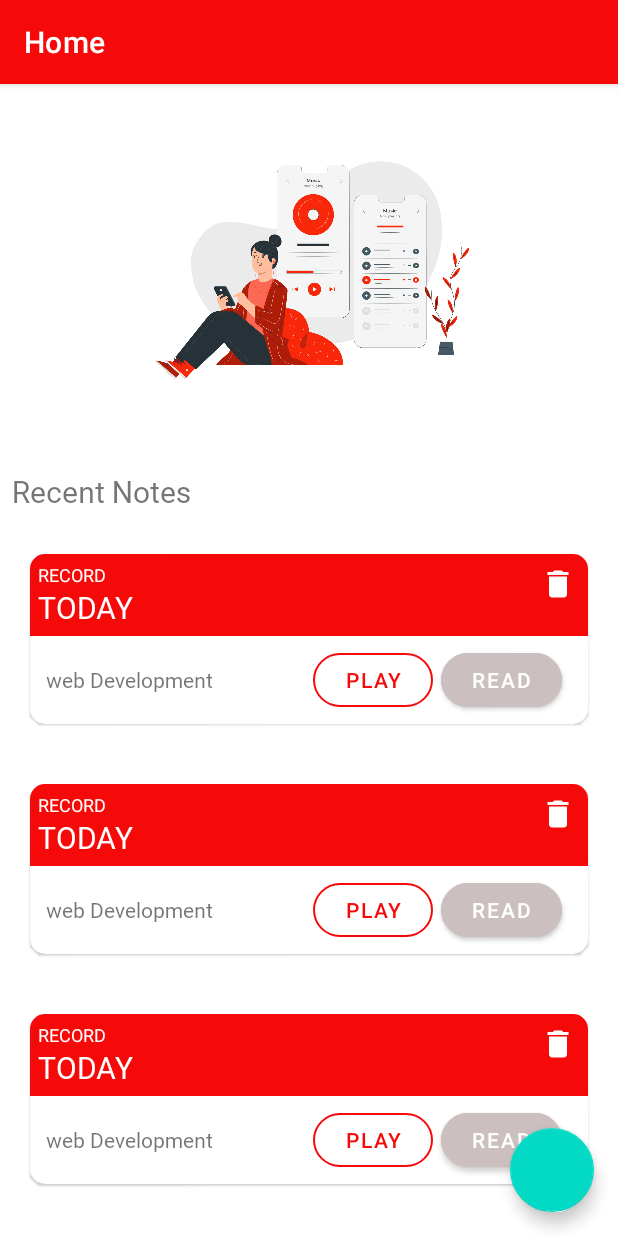
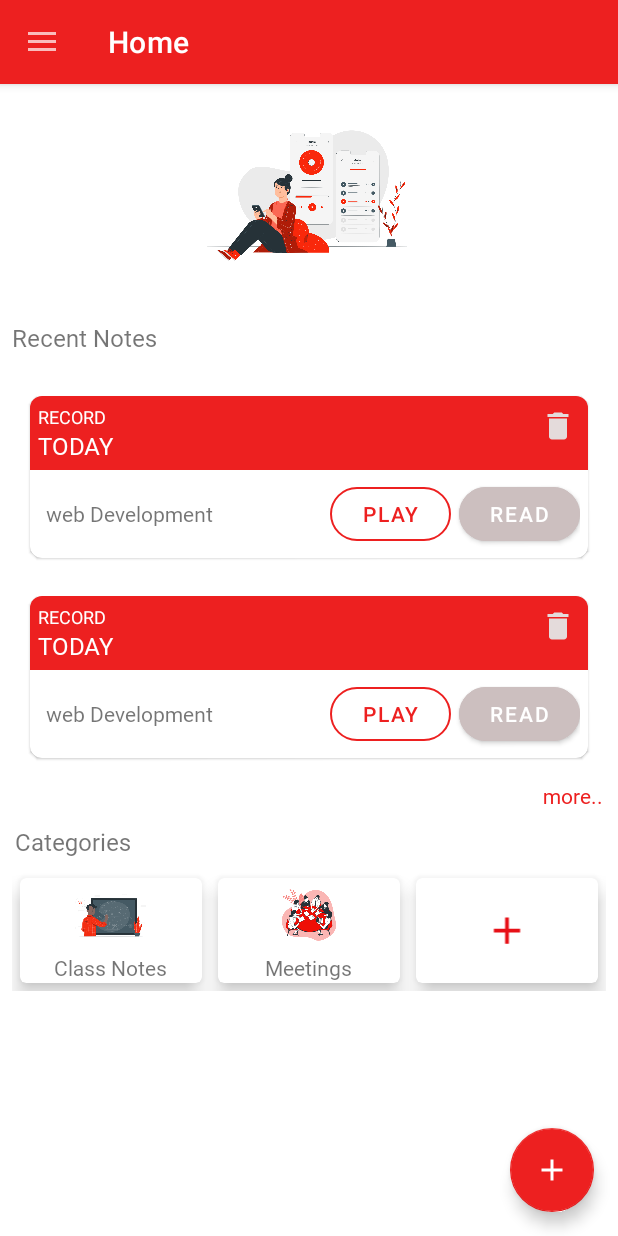
Before and after one commit to zubisofts/Note-Recorder, an Android app: the HomeActivity screen opened directly, with no data from a screen before it, on a phone screen of 412 x 824 dp. Run offline under Robolectric (Android 15) with nearby library versions, the phone set to English and light mode, and no system bars.

Commit message:
Created the SplashActivity,HomeActivity,And Register Activity

```diff
--- a/app/src/main/java/com/zubisoft/noterecorder/HomeActivity.java
+++ b/app/src/main/java/com/zubisoft/noterecorder/HomeActivity.java
@@ -1,9 +1,15 @@
 package com.zubisoft.noterecorder;
 
+import androidx.appcompat.app.ActionBarDrawerToggle;
 import androidx.appcompat.app.AppCompatActivity;
+import androidx.appcompat.widget.Toolbar;
+import androidx.drawerlayout.widget.DrawerLayout;
 import androidx.recyclerview.widget.RecyclerView;
 
 import android.os.Bundle;
+
+
+import com.google.android.material.navigation.NavigationView;
 
 public class HomeActivity extends AppCompatActivity {
 
@@ -14,6 +20,13 @@ public class HomeActivity extends AppCompatActivity {
         RecyclerView recyclerView = findViewById(R.id.recentRecycler);
         RecyclerAdapter adapter = new RecyclerAdapter();
         recyclerView.setAdapter(adapter);
+        DrawerLayout drawerLayout = findViewById(R.id.drawer);
+        NavigationView navigationView = findViewById(R.id.navigationView);
+        Toolbar toolbar = findViewById(R.id.toolbar);
+
+        ActionBarDrawerToggle toggle = new ActionBarDrawerToggle(this,drawerLayout,toolbar,(R.string.open),(R.string.close));
+        toggle.syncState();
+        drawerLayout.addDrawerListener(toggle);
 
     }
 }
--- a/app/src/main/java/com/zubisoft/noterecorder/RecyclerAdapter.java
+++ b/app/src/main/java/com/zubisoft/noterecorder/RecyclerAdapter.java
@@ -55,8 +55,7 @@ public class RecyclerAdapter extends  RecyclerView.Adapter<RecyclerAdapter.ListI
             ArrayList<Notes> notes = new ArrayList<>();
             notes.add(new Notes("web Development"));
             notes.add(new Notes("web Development"));
-            notes.add(new Notes("web Development"));
-            notes.add(new Notes("web Development"));
+
             return notes;
         }
     }
--- a/app/src/main/java/com/zubisoft/noterecorder/SplashActivity.java
+++ b/app/src/main/java/com/zubisoft/noterecorder/SplashActivity.java
@@ -14,7 +14,7 @@ public class SplashActivity extends AppCompatActivity {
         setContentView(R.layout.activity_splash);
 
 //        Timer for splash
-        CountDownTimer timer = new CountDownTimer(500,30) {
+        CountDownTimer timer = new CountDownTimer(600,30) {
             @Override
             public void onTick(long l) {
 
--- /dev/null
+++ b/app/src/main/res/drawable/ic_add.xml
@@ -0,0 +1,5 @@
+<vector android:height="24dp" android:tint="#F7F8F6"
+    android:viewportHeight="24" android:viewportWidth="24"
+    android:width="24dp" xmlns:android="http://schemas.android.com/apk/res/android">
+    <path android:fillColor="@android:color/white" android:pathData="M19,13h-6v6h-2v-6H5v-2h6V5h2v6h6v2z"/>
+</vector>
--- a/app/src/main/res/drawable/ic_baseline_delete_24.xml
+++ b/app/src/main/res/drawable/ic_baseline_delete_24.xml
@@ -1,4 +1,4 @@
-<vector android:height="24dp" android:tint="#ffff"
+<vector android:height="24dp" android:tint="#E4DBDB"
     android:viewportHeight="24" android:viewportWidth="24"
     android:width="24dp" xmlns:android="http://schemas.android.com/apk/res/android">
     <path android:fillColor="@android:color/white" android:pathData="M6,19c0,1.1 0.9,2 2,2h8c1.1,0 2,-0.9 2,-2V7H6v12zM19,4h-3.5l-1,-1h-5l-1,1H5v2h14V4z"/>
--- /dev/null
+++ b/app/src/main/res/drawable/ic_red_add.xml
@@ -0,0 +1,5 @@
+<vector android:height="24dp" android:tint="#E71017"
+    android:viewportHeight="24" android:viewportWidth="24"
+    android:width="24dp" xmlns:android="http://schemas.android.com/apk/res/android">
+    <path android:fillColor="@android:color/white" android:pathData="M19,13h-6v6h-2v-6H5v-2h6V5h2v6h6v2z"/>
+</vector>
--- a/app/src/main/res/layout/activity_home.xml
+++ b/app/src/main/res/layout/activity_home.xml
@@ -1,56 +1,19 @@
 <?xml version="1.0" encoding="utf-8"?>
-<androidx.coordinatorlayout.widget.CoordinatorLayout xmlns:android="http://schemas.android.com/apk/res/android"
+<androidx.drawerlayout.widget.DrawerLayout xmlns:android="http://schemas.android.com/apk/res/android"
     xmlns:app="http://schemas.android.com/apk/res-auto"
     xmlns:tools="http://schemas.android.com/tools"
     android:layout_width="match_parent"
     android:layout_height="match_parent"
-    tools:context=".HomeActivity">
-    <com.google.android.material.appbar.AppBarLayout
-        android:layout_width="match_parent"
-        android:layout_height="wrap_content">
-        <androidx.appcompat.widget.Toolbar
-            android:layout_width="match_parent"
-            android:layout_height="match_parent"
-            android:background="@color/red"
-            app:title="Home"
-            android:theme="@style/ThemeOverlay.AppCompat.Dark"/>
-
-    </com.google.android.material.appbar.AppBarLayout>
-    <com.google.android.material.floatingactionbutton.FloatingActionButton
-        android:layout_width="wrap_content"
-        android:layout_height="wrap_content"
-        android:background="@color/red"
-        android:layout_gravity="bottom|end"
-        android:layout_margin="16dp"/>
-
-<LinearLayout
-    android:layout_width="match_parent"
-    android:layout_height="wrap_content"
-   android:orientation="vertical"
-    app:layout_behavior="com.google.android.material.appbar.AppBarLayout$ScrollingViewBehavior"
-    >
-    <ImageView
-        android:layout_width="match_parent"
-        android:layout_height="250dp"
-        android:src="@drawable/listen"/>
-
-    <TextView
-        android:layout_width="wrap_content"
-        android:layout_height="wrap_content"
-        android:text="Recent Notes"
-        android:fontFamily="@font/baloo"
-        android:textSize="20dp"
-        android:layout_margin="8dp"/>
-
-    <androidx.recyclerview.widget.RecyclerView
-        android:layout_width="match_parent"
-        android:layout_height="wrap_content"
-        tools:listitem="@layout/recycler_layout"
-        android:id="@+id/recentRecycler"
-        app:layoutManager="androidx.recyclerview.widget.LinearLayoutManager"/>
-
-</LinearLayout>
+    tools:context=".HomeActivity"
+    android:id="@+id/drawer">
 
 
+    <include layout="@layout/home_content"/>
 
-</androidx.coordinatorlayout.widget.CoordinatorLayout>
+    <com.google.android.material.navigation.NavigationView
+        android:layout_width="match_parent"
+        android:layout_height="match_parent"
+        android:layout_gravity="start"
+        android:id="@+id/navigationView"/>
+
+</androidx.drawerlayout.widget.DrawerLayout>
--- /dev/null
+++ b/app/src/main/res/layout/home_content.xml
@@ -0,0 +1,150 @@
+<?xml version="1.0" encoding="utf-8"?>
+<androidx.coordinatorlayout.widget.CoordinatorLayout xmlns:android="http://schemas.android.com/apk/res/android"
+    xmlns:app="http://schemas.android.com/apk/res-auto"
+    xmlns:tools="http://schemas.android.com/tools"
+    android:layout_width="match_parent"
+    android:layout_height="match_parent"
+    tools:context=".HomeActivity">
+    <com.google.android.material.appbar.AppBarLayout
+        android:layout_width="match_parent"
+        android:layout_height="wrap_content">
+        <androidx.appcompat.widget.Toolbar
+            android:layout_width="match_parent"
+            android:layout_height="match_parent"
+            android:background="@color/red"
+            app:title="Home"
+            android:id="@+id/toolbar"
+            app:popupTheme="@style/ThemeOverlay.AppCompat.Light"
+            android:theme="@style/ThemeOverlay.AppCompat.Dark"/>
+
+    </com.google.android.material.appbar.AppBarLayout>
+    <com.google.android.material.floatingactionbutton.FloatingActionButton
+        android:layout_width="wrap_content"
+        android:layout_height="wrap_content"
+        app:backgroundTint="@color/red"
+        app:tint="@android:color/white"
+        android:layout_gravity="bottom|end"
+        android:src="@drawable/ic_add"
+        android:layout_margin="16dp"
+        app:layout_behavior="com.google.android.material.behavior.HideBottomViewOnScrollBehavior"/>
+
+    <ScrollView
+        android:layout_width="match_parent"
+        android:layout_height="wrap_content"
+        app:layout_behavior="com.google.android.material.appbar.AppBarLayout$ScrollingViewBehavior">
+        <LinearLayout
+            android:layout_width="match_parent"
+            android:layout_height="wrap_content"
+            android:orientation="vertical"
+
+            >
+            <ImageView
+                android:layout_width="match_parent"
+                android:layout_height="150dp"
+                android:src="@drawable/listen"/>
+
+            <TextView
+                android:layout_width="wrap_content"
+                android:layout_height="wrap_content"
+                android:text="Recent Notes"
+                android:fontFamily="@font/baloo"
+                android:textSize="16dp"
+                android:layout_margin="8dp"/>
+
+            <androidx.recyclerview.widget.RecyclerView
+                android:layout_width="match_parent"
+                android:layout_height="wrap_content"
+                android:id="@+id/recentRecycler"
+                app:layoutManager="androidx.recyclerview.widget.LinearLayoutManager"/>
+
+            <TextView
+                android:layout_width="wrap_content"
+                android:layout_height="wrap_content"
+                android:text="more.."
+                android:fontFamily="@font/baloo"
+                android:textColor="@color/red"
+                android:layout_gravity="end"
+                android:layout_margin="10dp"/>
+            <TextView
+                android:layout_width="wrap_content"
+                android:layout_height="wrap_content"
+                android:text="Categories"
+                android:fontFamily="@font/baloo"
+                android:textSize="16dp"
+                android:layout_marginLeft="10dp"/>
+            <LinearLayout
+                android:layout_width="match_parent"
+                android:layout_height="wrap_content"
+                android:orientation="horizontal"
+                android:weightSum="3"
+                android:layout_margin="8dp">
+                <com.google.android.material.card.MaterialCardView
+                    android:layout_width="0dp"
+                    android:layout_height="70dp"
+                    android:layout_weight="1"
+                    android:layout_margin="5dp"
+                    app:cardElevation="8dp">
+                    <LinearLayout
+                        android:layout_width="match_parent"
+                        android:layout_height="match_parent"
+                        android:orientation="vertical">
+                        <ImageView
+                            android:layout_width="match_parent"
+                            android:layout_height="50dp"
+                            android:src="@drawable/clas"/>
+                        <TextView
+                            android:layout_width="wrap_content"
+                            android:layout_height="wrap_content"
+                            android:text="Class Notes"
+                            android:layout_gravity="center"
+                            android:fontFamily="@font/baloo"/>
+                    </LinearLayout>
+                </com.google.android.material.card.MaterialCardView>
+                <com.google.android.material.card.MaterialCardView
+                    android:layout_width="0dp"
+                    android:layout_height="70dp"
+                    android:layout_weight="1"
+                    android:layout_margin="5dp"
+                    app:cardElevation="8dp">
+                    <LinearLayout
+                        android:layout_width="match_parent"
+                        android:layout_height="match_parent"
+                        android:orientation="vertical">
+                        <ImageView
+                            android:layout_width="match_parent"
+                            android:layout_height="50dp"
+                            android:src="@drawable/meet"/>
+                        <TextView
+                            android:layout_width="wrap_content"
+                            android:layout_height="wrap_content"
+                            android:text="Meetings"
+                            android:layout_gravity="center"
+                            android:fontFamily="@font/baloo"/>
+                    </LinearLayout>
+                </com.google.android.material.card.MaterialCardView>
+                <com.google.android.material.card.MaterialCardView
+                    android:layout_width="0dp"
+                    android:layout_height="70dp"
+                    android:layout_margin="5dp"
+                    android:layout_weight="1"
+                    app:cardElevation="8dp">
+                    <LinearLayout
+                        android:layout_width="match_parent"
+                        android:layout_height="wrap_content"
+                        android:orientation="vertical"
+                        android:layout_gravity="center">
+                        <ImageView
+                            android:layout_width="match_parent"
+                            android:layout_height="30dp"
+                            android:src="@drawable/ic_red_add"
+                            />
+
+                    </LinearLayout>
+                </com.google.android.material.card.MaterialCardView>
+
+            </LinearLayout>
+        </LinearLayout>
+
+    </ScrollView>
+
+</androidx.coordinatorlayout.widget.CoordinatorLayout>
--- a/app/src/main/res/layout/recycler_layout.xml
+++ b/app/src/main/res/layout/recycler_layout.xml
@@ -3,9 +3,12 @@
     android:layout_width="match_parent"
     android:layout_height="wrap_content"
     xmlns:app="http://schemas.android.com/apk/res-auto"
-    android:layout_margin="20dp"
-    app:cardCornerRadius="10dp"
-    android:elevation="8dp">
+    android:layout_marginLeft="20dp"
+    android:layout_marginRight="20dp"
+    android:layout_marginTop="20dp"
+    app:cardCornerRadius="8dp"
+    android:elevation="8dp"
+    android:layout_marginBottom="5dp">
 
     <LinearLayout
         android:layout_width="match_parent"
@@ -33,7 +36,7 @@
                     android:layout_width="wrap_content"
                     android:layout_height="wrap_content"
                     android:text="TODAY"
-                    android:textSize="20dp"
+                    android:textSize="16dp"
                     android:fontFamily="@font/baloo"
                     android:textColor="@android:color/white"/>
 
@@ -54,7 +57,7 @@
             <TextView
                 android:layout_width="0dp"
                 android:layout_height="wrap_content"
-                android:layout_weight="1.5"
+                android:layout_weight="1.6"
                 android:layout_gravity="center"
                 android:text="Web deveopment"
                 android:layout_margin="5dp"
--- a/app/src/main/res/values-night/themes.xml
+++ b/app/src/main/res/values-night/themes.xml
@@ -3,7 +3,7 @@
     <style name="Theme.NoteRecorder" parent="Theme.MaterialComponents.DayNight.NoActionBar">
         <!-- Primary brand color. -->
         <item name="colorPrimary">@color/purple_200</item>
-        <item name="colorPrimaryVariant">@color/purple_700</item>
+        <item name="colorPrimaryVariant">@color/red</item>
         <item name="colorOnPrimary">@color/black</item>
         <!-- Secondary brand color. -->
         <item name="colorSecondary">@color/teal_200</item>
--- a/app/src/main/res/values/colors.xml
+++ b/app/src/main/res/values/colors.xml
@@ -7,5 +7,5 @@
     <color name="teal_700">#FF018786</color>
     <color name="black">#FF000000</color>
     <color name="white">#FFFFFFFF</color>
-    <color name="red">#F60909</color>
+    <color name="red">#ED2020</color>
 </resources>
--- a/app/src/main/res/values/strings.xml
+++ b/app/src/main/res/values/strings.xml
@@ -1,3 +1,5 @@
 <resources>
     <string name="app_name">Note Recorder</string>
+    <string name="open">open</string>
+    <string name="close">close</string>
 </resources>
--- a/app/src/main/res/values/themes.xml
+++ b/app/src/main/res/values/themes.xml
@@ -3,7 +3,7 @@
     <style name="Theme.NoteRecorder" parent="Theme.MaterialComponents.DayNight.NoActionBar">
         <!-- Primary brand color. -->
         <item name="colorPrimary">@color/purple_500</item>
-        <item name="colorPrimaryVariant">@color/purple_700</item>
+        <item name="colorPrimaryVariant">@color/red</item>
         <item name="colorOnPrimary">@color/white</item>
         <!-- Secondary brand color. -->
         <item name="colorSecondary">@color/teal_200</item>
```
Also changed, not shown: app/src/main/res/drawable/clas.png (added), app/src/main/res/drawable/meet.png (added), app/src/main/res/drawable/meeting.png (added), app/src/main/res/drawable/other.png (added).
